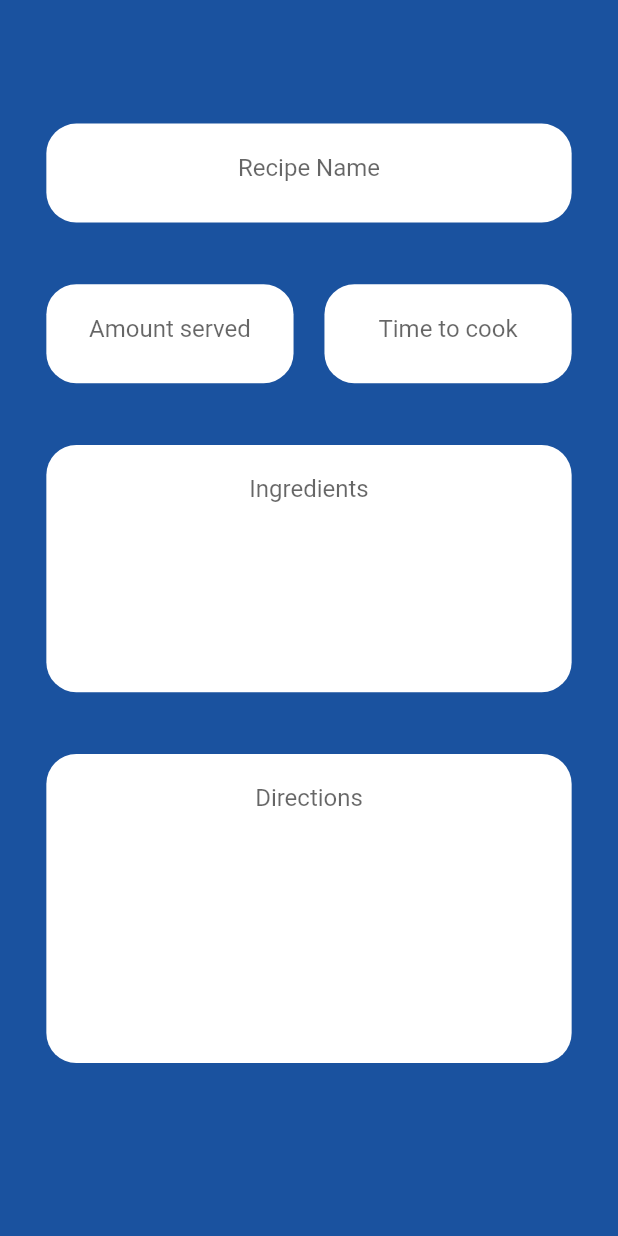
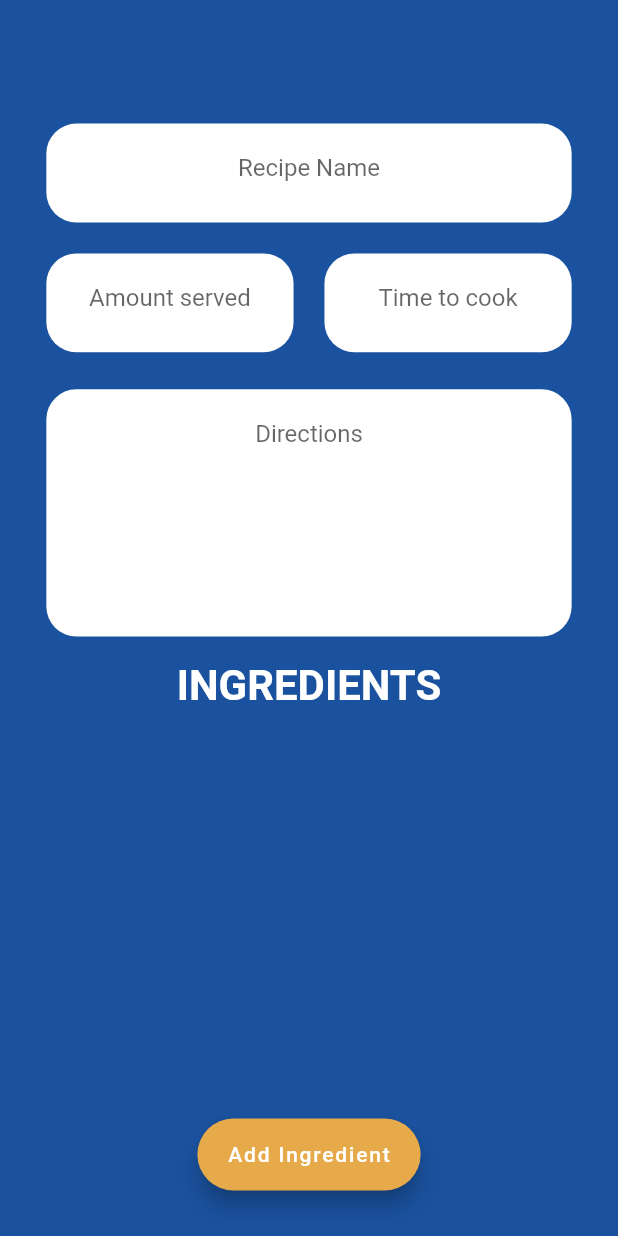
Before and after one commit to CheffronUNF/CheffronMobile, a Flutter app: the AddRecipe screen opened directly, on a phone screen of 412 x 824 dp. Run offline on Flutter 3.47's test engine with Material 2 defaults, Android fonts, the phone set to English and light mode, and no system bars; our stand-ins replace shared_preferences; accounts and stored records are empty.

Commit message:
Add recipe page changed

```diff
--- a/lib/Screens/Add Recipe Page.dart
+++ b/lib/Screens/Add Recipe Page.dart
@@ -1,6 +1,9 @@
 import 'package:cheffron_mobile/main.dart';
 import 'package:flutter/cupertino.dart';
 import 'package:flutter/material.dart';
+
+import '../IngredientListing.dart';
+import 'Pantry Page.dart';
 //TODO: Fix keyboard issue
 class AddRecipe extends StatefulWidget{
   const AddRecipe({Key ? key}) : super(key: key);
@@ -9,6 +12,7 @@ class AddRecipe extends StatefulWidget{
   _AddRecipeState createState() => _AddRecipeState();
 }
 
+
 class _AddRecipeState extends State<AddRecipe>{
   TextEditingController recipeName = TextEditingController();
   TextEditingController serves = TextEditingController();
@@ -16,10 +20,48 @@ class _AddRecipeState extends State<AddRecipe>{
   TextEditingController ingredients = TextEditingController();
   TextEditingController directions = TextEditingController();
 
+  List<IngredientListing> ingredientsList = [];
+  /*
+  loadSharedPrefs() async {
+    try {
+      var ingredientsListStart = await sharedPref.read('ingredient');
+      ingredientsList.add(IngredientListing.fromJson(ingredientsListStart));
+      print('loaded');
+    } catch (Excepetion) {
+      var ingredientsListStart = await sharedPref.read('list');
+      print('loading failed');
+      print(ingredientsListStart);
+    }
+  }
+
+   */
+
   @override
   Widget build(BuildContext context){
     final screenHeight = MediaQuery.of(context).size.height;
     final screenWidth = MediaQuery.of(context).size.width;
+
+    void addIngredient(IngredientListing ingredientListing) {
+      setState(() {
+        ingredientsList.add(ingredientListing);
+        sharedPref.save('recipeList', ingredientsList);
+      });
+    }
+
+    void showUserDialog() {
+      showDialog(
+        context: context,
+        builder: (_) {
+          return AlertDialog(
+            shape: RoundedRectangleBorder(
+              borderRadius: BorderRadius.circular(10),
+            ),
+            content: AddIngredientDialog.addIngredientDialog(addIngredient),
+          );
+        },
+      );
+    }
+
     return Scaffold(
       resizeToAvoidBottomInset: false,
       backgroundColor: blue,
@@ -54,7 +96,7 @@ class _AddRecipeState extends State<AddRecipe>{
           ),
 
           SizedBox(
-            height: screenHeight * 0.05,
+            height: screenHeight * 0.025,
           ),
 
           Row(
@@ -109,10 +151,7 @@ class _AddRecipeState extends State<AddRecipe>{
             ],
           ),
 
-          SizedBox(
-            height: screenHeight * 0.05,
-          ),
-
+          /*
           Center(
             child: Container(
               height: screenHeight * 0.2,
@@ -139,13 +178,15 @@ class _AddRecipeState extends State<AddRecipe>{
             ),
           ),
 
+           */
+
           SizedBox(
-            height: screenHeight * 0.05,
+            height: screenHeight * 0.03,
           ),
 
           Center(
             child: Container(
-              height: screenHeight * 0.25,
+              height: screenHeight * 0.20,
               width: screenWidth * 0.85,
               decoration: const BoxDecoration(
                   borderRadius: BorderRadius.all(Radius.circular(20)),
@@ -169,6 +210,61 @@ class _AddRecipeState extends State<AddRecipe>{
             ),
           ),
 
+          SizedBox(
+            height: screenHeight * 0.02,
+          ),
+
+          Container(
+            height: screenHeight * 0.04,
+            child: Text("INGREDIENTS", style: const TextStyle(fontWeight: FontWeight.bold, color: Colors.white, fontSize: 28)),
+          ),
+
+          Container(
+            height: screenHeight * 0.3,
+            width: screenWidth * 0.9,
+            child: ListView.builder(
+              itemBuilder: (ctx, index) {
+                return Card(
+                  margin: EdgeInsets.all(4),
+                  elevation: 8,
+                  child: ListTile(
+                    title: Text(
+                      ingredientsList[index].name,
+                      style: const TextStyle(
+                        fontSize: 22,
+                        color: Colors.black,
+                        fontWeight: FontWeight.bold,
+                      ),
+                    ),
+                    trailing: Text(
+                      ingredientsList[index].quantity.toString() + "" +
+                          ingredientsList[index].unit,
+                      style: const TextStyle(
+                        fontSize: 18,
+                        color: Color(0xFFBDBDBD),
+                      ),
+                    ),
+                  ),
+                );
+              },
+              itemCount: ingredientsList.length,
+            ),
+          ),
+
+
+          SizedBox(
+            height: screenHeight * 0.03,
+          ),
+
+          FloatingActionButton.extended(
+            backgroundColor: yellow,
+            //child: const Icon(Icons.add, size: 50,),
+            onPressed: showUserDialog,
+            heroTag: "Add ingredient",
+            label: Text("Add Ingredient"),
+
+          ),
+
         ],
       ),
     );
```
